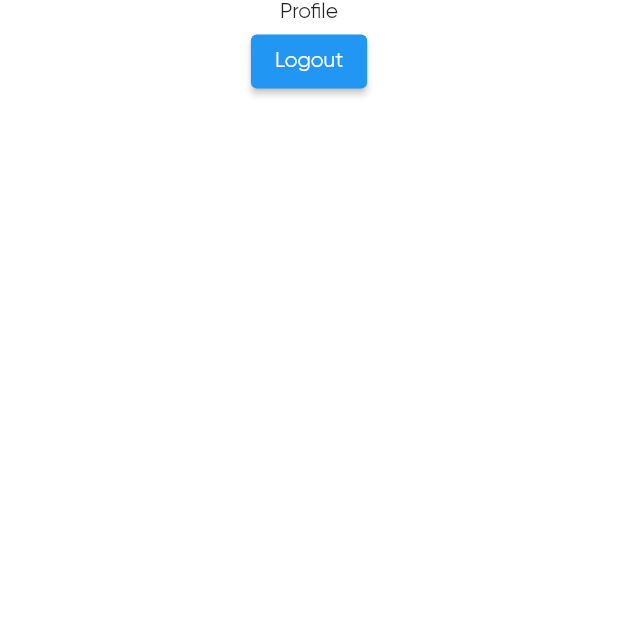
After one commit to Light-Heads/GoogleHack4Change, a Flutter app: the ProfileView screen opened directly, after a tap on "Logout", on a phone screen of 412 x 824 dp, the top half of it. The commit adds this screen. Run offline on Flutter 3.47's test engine with Material 2 defaults, Android fonts, the phone set to English and light mode, and no system bars; our stand-ins replace firebase_auth, firebase_core, get, google_nav_bar, google_sign_in, line_icons; accounts and stored records are empty.

Commit message:
auth state changes

```diff
--- a/lib/controllers/auth_controller.dart
+++ b/lib/controllers/auth_controller.dart
@@ -1,6 +1,7 @@
 import 'package:firebase_auth/firebase_auth.dart';
 import 'package:flutter/material.dart';
 import 'package:frontend/auth/form.dart';
+import 'package:frontend/auth/roles.dart';
 import 'package:frontend/core/utils.dart';
 import 'package:frontend/navigation.dart';
 import 'package:get/get.dart';
@@ -8,6 +9,8 @@ import 'package:google_sign_in/google_sign_in.dart';
 
 class AuthController extends GetxController {
   var auth = FirebaseAuth.instance;
+  User get user => auth.currentUser!;
+  Stream<User?> get authState => FirebaseAuth.instance.authStateChanges();
   Future<void> signInWithGoogle(BuildContext context) async {
     try {
       final GoogleSignInAccount? googleUser = await GoogleSignIn().signIn();
@@ -25,7 +28,7 @@ class AuthController extends GetxController {
 
         userCredential.additionalUserInfo!.isNewUser
             ? Navigator.push(context, MaterialPageRoute(builder: (context) {
-                return FormView();
+                return RoleSelectionScreen();
               }))
             : Navigator.push(context, MaterialPageRoute(builder: (context) {
                 return Navigation();
@@ -36,4 +39,8 @@ class AuthController extends GetxController {
       showSnackBar(context, e.toString());
     }
   }
+
+  signOut() async {
+    await auth.signOut();
+  }
 }
--- a/lib/navigation.dart
+++ b/lib/navigation.dart
@@ -1,6 +1,7 @@
 import 'package:flutter/material.dart';
 import 'package:frontend/auth/form.dart';
 import 'package:frontend/auth/roles.dart';
+import 'package:frontend/views/user/profile.dart';
 import 'package:get/get.dart';
 import 'package:google_nav_bar/google_nav_bar.dart';
 import 'package:line_icons/line_icons.dart';
@@ -25,7 +26,7 @@ class Navigation extends StatelessWidget {
                   color: Colors.blue,
                 ),
                 FormView(),
-                RoleSelectionScreen(),
+                ProfileView(),
               ],
             ),
           ),
--- /dev/null
+++ b/lib/views/user/profile.dart
@@ -0,0 +1,32 @@
+import 'package:flutter/material.dart';
+import 'package:frontend/controllers/auth_controller.dart';
+import 'package:get/get.dart';
+
+class ProfileView extends StatefulWidget {
+  const ProfileView({super.key});
+
+  @override
+  State<ProfileView> createState() => _ProfileViewState();
+}
+
+class _ProfileViewState extends State<ProfileView> {
+  @override
+  Widget build(BuildContext context) {
+    var auth = Get.put(AuthController());
+    return SafeArea(
+        child: Scaffold(
+      body: Column(
+        children: [
+          Center(
+            child: Text("Profile"),
+          ),
+          ElevatedButton(
+              onPressed: () {
+                auth.signOut();
+              },
+              child: Text("Logout"))
+        ],
+      ),
+    ));
+  }
+}
```
Also changed, not shown: lib/main.dart (+13 -1 lines).
